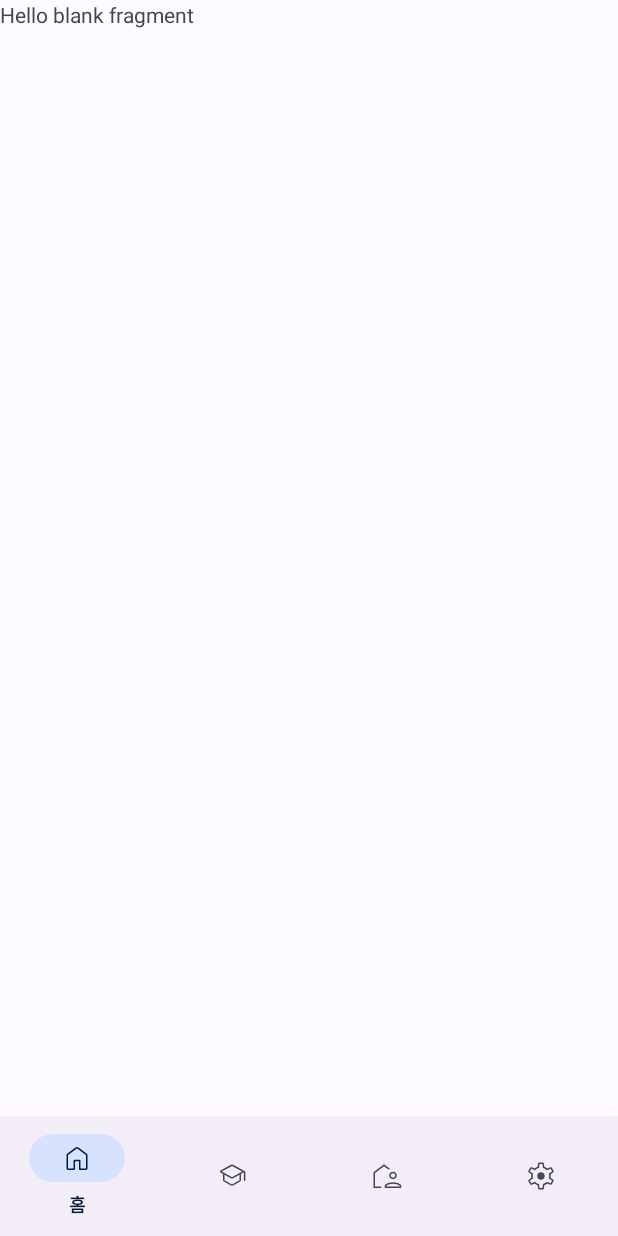
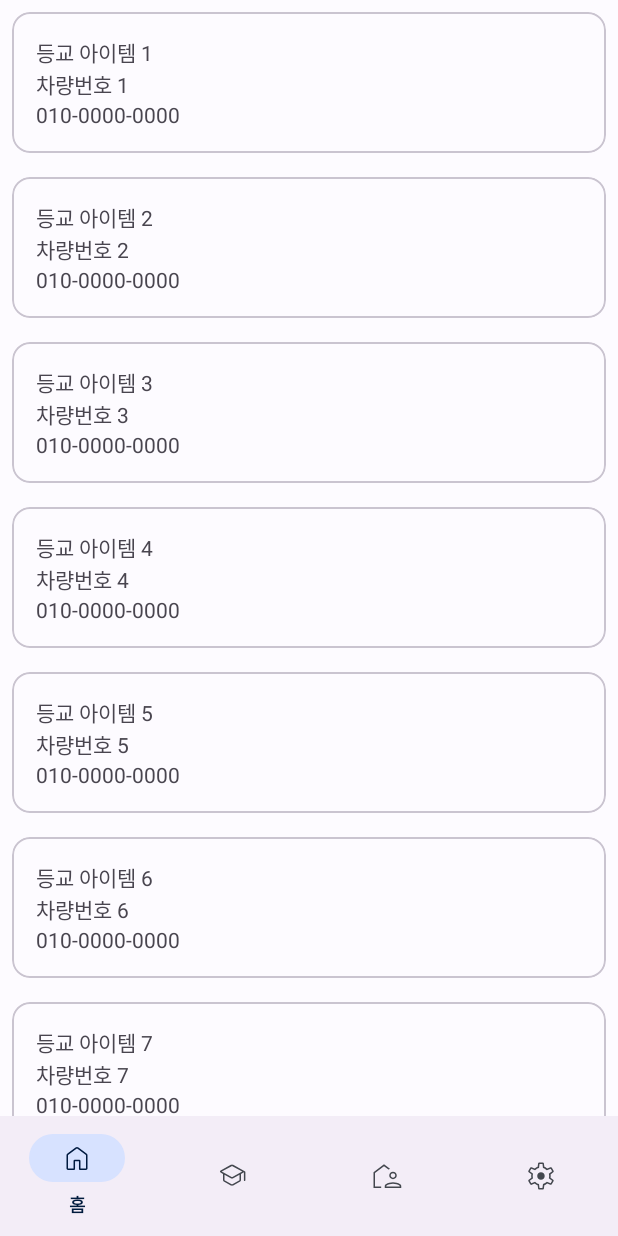
Before and after one commit to Starcandy320/Gachigachi, an Android app: the fragment GsFragment placed in its activity, on a phone screen of 412 x 824 dp. Run offline under Robolectric (Android 15) with nearby library versions, the phone set to English and light mode, and no system bars.

Commit message:
등교리스트 구현 및 샘플데이터

```diff
--- a/app/build.gradle
+++ b/app/build.gradle
@@ -33,6 +33,7 @@ dependencies {
 
     implementation 'androidx.appcompat:appcompat:1.6.1'
     implementation 'com.google.android.material:material:1.10.0'
+    implementation 'androidx.cardview:cardview:1.0.0'
     implementation 'androidx.constraintlayout:constraintlayout:2.1.4'
     implementation platform('com.google.firebase:firebase-bom:32.3.1')
     testImplementation 'junit:junit:4.13.2'
--- a/app/src/main/java/com/yc/ac/gachigachi/GsFragment.java
+++ b/app/src/main/java/com/yc/ac/gachigachi/GsFragment.java
@@ -1,64 +1,44 @@
 package com.yc.ac.gachigachi;
 
 import android.os.Bundle;
-
-import androidx.fragment.app.Fragment;
-
 import android.view.LayoutInflater;
 import android.view.View;
 import android.view.ViewGroup;
+import androidx.fragment.app.Fragment;
+import androidx.recyclerview.widget.LinearLayoutManager;
+import androidx.recyclerview.widget.RecyclerView;
 
-/**
- * A simple {@link Fragment} subclass.
- * Use the {@link GsFragment#newInstance} factory method to
- * create an instance of this fragment.
- */
+import java.util.ArrayList;
+import java.util.List;
+
 public class GsFragment extends Fragment {
-
-    // TODO: Rename parameter arguments, choose names that match
-    // the fragment initialization parameters, e.g. ARG_ITEM_NUMBER
-    private static final String ARG_PARAM1 = "param1";
-    private static final String ARG_PARAM2 = "param2";
-
-    // TODO: Rename and change types of parameters
-    private String mParam1;
-    private String mParam2;
 
     public GsFragment() {
         // Required empty public constructor
     }
 
-    /**
-     * Use this factory method to create a new instance of
-     * this fragment using the provided parameters.
-     *
-     * @param param1 Parameter 1.
-     * @param param2 Parameter 2.
-     * @return A new instance of fragment GsFragment.
-     */
-    // TODO: Rename and change types and number of parameters
-    public static GsFragment newInstance(String param1, String param2) {
-        GsFragment fragment = new GsFragment();
-        Bundle args = new Bundle();
-        args.putString(ARG_PARAM1, param1);
-        args.putString(ARG_PARAM2, param2);
-        fragment.setArguments(args);
-        return fragment;
-    }
-
-    @Override
-    public void onCreate(Bundle savedInstanceState) {
-        super.onCreate(savedInstanceState);
-        if (getArguments() != null) {
-            mParam1 = getArguments().getString(ARG_PARAM1);
-            mParam2 = getArguments().getString(ARG_PARAM2);
-        }
-    }
-
     @Override
     public View onCreateView(LayoutInflater inflater, ViewGroup container,
                              Bundle savedInstanceState) {
-        // Inflate the layout for this fragment
-        return inflater.inflate(R.layout.fragment_gs, container, false);
+        View rootView = inflater.inflate(R.layout.fragment_gs, container, false);
+
+        RecyclerView recyclerView = rootView.findViewById(R.id.recycler_view_gs);
+        recyclerView.setLayoutManager(new LinearLayoutManager(getActivity()));
+
+        List<board_Item> goSchool = new ArrayList<>();
+        goSchool.add(new board_Item("등교 아이템 1", "차량번호 1", "010-0000-0000"));
+        goSchool.add(new board_Item("등교 아이템 2", "차량번호 2", "010-0000-0000"));
+        goSchool.add(new board_Item("등교 아이템 3", "차량번호 3", "010-0000-0000"));
+        goSchool.add(new board_Item("등교 아이템 4", "차량번호 4", "010-0000-0000"));
+        goSchool.add(new board_Item("등교 아이템 5", "차량번호 5", "010-0000-0000"));
+        goSchool.add(new board_Item("등교 아이템 6", "차량번호 6", "010-0000-0000"));
+        goSchool.add(new board_Item("등교 아이템 7", "차량번호 7", "010-0000-0000"));
+        goSchool.add(new board_Item("등교 아이템 8", "차량번호 8", "010-0000-0000"));
+
+        gs_ListAdapter adapter1 = new gs_ListAdapter(getActivity(), goSchool);
+
+        recyclerView.setAdapter(adapter1);
+
+        return rootView;
     }
 }
--- /dev/null
+++ b/app/src/main/java/com/yc/ac/gachigachi/board_Item.java
@@ -0,0 +1,25 @@
+package com.yc.ac.gachigachi;
+
+public class board_Item {
+    private final String title;
+    private final String subText1;
+    private final String phoneNum;
+
+    public board_Item(String title, String subText1, String phoneNum) {
+        this.title = title;
+        this.subText1 = subText1;
+        this.phoneNum = phoneNum;
+    }
+
+    public String getTitle() {
+        return title;
+    }
+
+    public String getSubText1() {
+        return subText1;
+    }
+
+    public String getSubText2() {
+        return phoneNum;
+    }
+}
--- /dev/null
+++ b/app/src/main/java/com/yc/ac/gachigachi/gs_ListAdapter.java
@@ -0,0 +1,54 @@
+package com.yc.ac.gachigachi;
+
+import android.content.Context;
+import android.view.LayoutInflater;
+import android.view.View;
+import android.view.ViewGroup;
+import android.widget.TextView;
+
+import androidx.annotation.NonNull;
+import androidx.recyclerview.widget.RecyclerView;
+
+import java.util.List;
+
+public class gs_ListAdapter extends RecyclerView.Adapter<gs_ListAdapter.ViewHolder> {
+    private final List<board_Item> items;
+
+    public gs_ListAdapter(Context context, List<board_Item> items) {
+        this.items = items;
+    }
+
+    public static class ViewHolder extends RecyclerView.ViewHolder {
+        public TextView titleTextView;
+        public TextView subTextView1;
+        public TextView PhoneNum;
+
+        public ViewHolder(View itemView) {
+            super(itemView);
+            titleTextView = itemView.findViewById(R.id.textViewTitle);
+            subTextView1 = itemView.findViewById(R.id.textViewSubtitle1);
+            PhoneNum = itemView.findViewById(R.id.textViewPhoneNum);
+        }
+    }
+
+    @NonNull
+    @Override
+    public ViewHolder onCreateViewHolder(ViewGroup parent, int viewType) {
+        View view = LayoutInflater.from(parent.getContext()).inflate(R.layout.item_board, parent, false);
+        return new ViewHolder(view);
+    }
+
+
+    @Override
+    public void onBindViewHolder(@NonNull ViewHolder holder, int position) {
+        board_Item item = items.get(position);
+        holder.titleTextView.setText(item.getTitle());
+        holder.subTextView1.setText(item.getSubText1());
+        holder.PhoneNum.setText(item.getSubText2());
+    }
+
+    @Override
+    public int getItemCount() {
+        return items.size();
+    }
+}
--- a/app/src/main/res/layout/fragment_gs.xml
+++ b/app/src/main/res/layout/fragment_gs.xml
@@ -1,14 +1,18 @@
 <?xml version="1.0" encoding="utf-8"?>
-<FrameLayout xmlns:android="http://schemas.android.com/apk/res/android"
-    xmlns:tools="http://schemas.android.com/tools"
+<androidx.core.widget.NestedScrollView
     android:layout_width="match_parent"
     android:layout_height="match_parent"
-    tools:context=".GsFragment">
+    xmlns:android="http://schemas.android.com/apk/res/android"
+    android:layout_marginBottom="80dp">
 
-    <!-- TODO: Update blank fragment layout -->
-    <TextView
+    <RelativeLayout
         android:layout_width="match_parent"
-        android:layout_height="match_parent"
-        android:text="@string/hello_blank_fragment" />
+        android:layout_height="wrap_content">
 
-</FrameLayout>
+        <androidx.recyclerview.widget.RecyclerView
+            android:id="@+id/recycler_view_gs"
+            android:layout_width="match_parent"
+            android:layout_height="wrap_content" />
+
+    </RelativeLayout>
+</androidx.core.widget.NestedScrollView>
--- /dev/null
+++ b/app/src/main/res/layout/item_board.xml
@@ -0,0 +1,34 @@
+<?xml version="1.0" encoding="utf-8"?>
+<com.google.android.material.card.MaterialCardView
+    xmlns:android="http://schemas.android.com/apk/res/android"
+    android:layout_width="match_parent"
+    android:layout_height="wrap_content"
+    android:layout_margin="8dp"
+    android:elevation="4dp">
+
+    <LinearLayout
+        android:layout_width="match_parent"
+        android:layout_height="wrap_content"
+        android:orientation="vertical"
+        android:padding="16dp">
+
+        <TextView
+            android:id="@+id/textViewTitle"
+            android:layout_width="wrap_content"
+            android:layout_height="wrap_content"
+            android:text="아이템 제목" />
+
+        <TextView
+            android:id="@+id/textViewSubtitle1"
+            android:layout_width="wrap_content"
+            android:layout_height="wrap_content"
+            android:text="서브 텍스트 1" />
+
+        <TextView
+            android:id="@+id/textViewPhoneNum"
+            android:layout_width="wrap_content"
+            android:layout_height="wrap_content"
+            android:text="010-0000-0000" />
+
+    </LinearLayout>
+</com.google.android.material.card.MaterialCardView>
```
